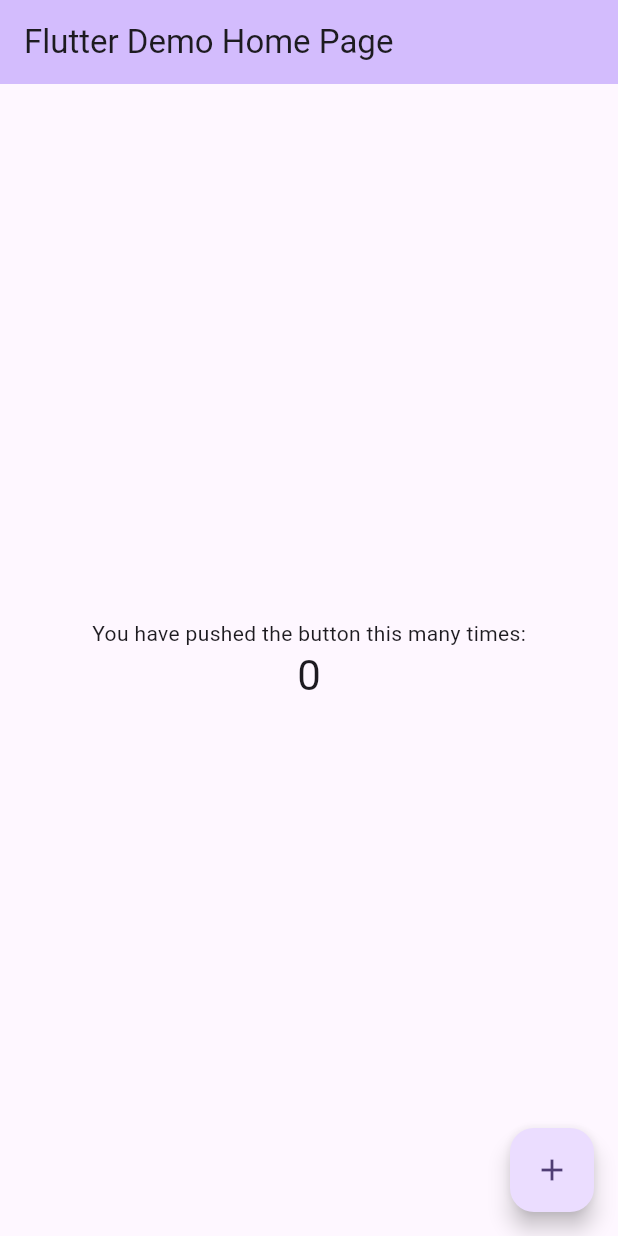
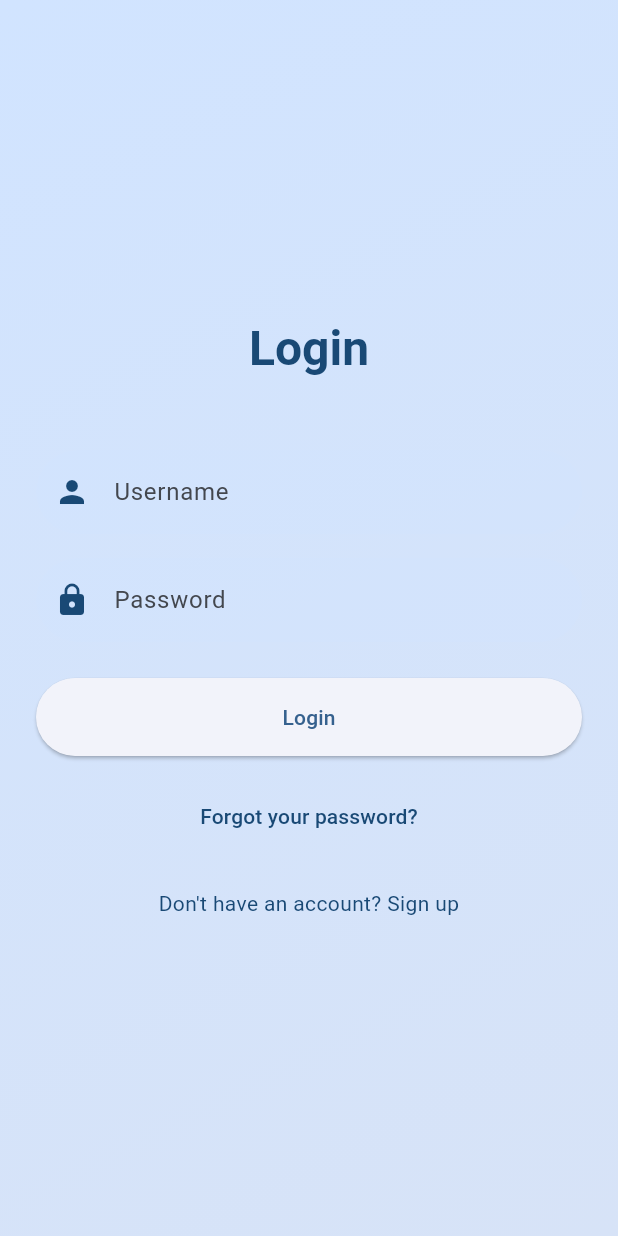
Before and after one commit to Eizen94/uts_2023130033, a Flutter app: the screen it shows after launch, on a phone screen of 412 x 824 dp. Run offline on Flutter 3.47's test engine with Material 3 defaults, Android fonts, the phone set to English and light mode, and no system bars.

```diff
--- /dev/null
+++ b/lib/home_screen.dart
@@ -0,0 +1,21 @@
+import 'package:flutter/material.dart';
+
+class HomeScreen extends StatelessWidget {
+  const HomeScreen({super.key});
+
+  @override
+  Widget build(BuildContext context) {
+    return Scaffold(
+      appBar: AppBar(
+        title: const Text('Home'),
+        backgroundColor: Theme.of(context).colorScheme.inversePrimary,
+      ),
+      body: Center(
+        child: Text(
+          'Welcome to the Home Screen!',
+          style: Theme.of(context).textTheme.headlineSmall,
+        ),
+      ),
+    );
+  }
+}
--- /dev/null
+++ b/lib/login_screen.dart
@@ -0,0 +1,118 @@
+import 'package:flutter/material.dart';
+import 'home_screen.dart';
+
+class LoginScreen extends StatefulWidget {
+  const LoginScreen({super.key});
+
+  @override
+  State<LoginScreen> createState() => _LoginScreenState();
+}
+
+class _LoginScreenState extends State<LoginScreen> {
+  final _usernameController = TextEditingController();
+  final _passwordController = TextEditingController();
+
+  @override
+  void dispose() {
+    _usernameController.dispose();
+    _passwordController.dispose();
+    super.dispose();
+  }
+
+  @override
+  Widget build(BuildContext context) {
+    return Scaffold(
+      body: Container(
+        decoration: BoxDecoration(
+          gradient: LinearGradient(
+            begin: Alignment.topLeft,
+            end: Alignment.bottomRight,
+            colors: [
+              Theme.of(context).colorScheme.primaryContainer,
+              Theme.of(context).colorScheme.secondaryContainer,
+            ],
+          ),
+        ),
+        child: SafeArea(
+          child: Padding(
+            padding: const EdgeInsets.symmetric(horizontal: 24.0),
+            child: Column(
+              mainAxisAlignment: MainAxisAlignment.center,
+              crossAxisAlignment: CrossAxisAlignment.stretch,
+              children: [
+                Text(
+                  'Login',
+                  style: Theme.of(context).textTheme.headlineLarge?.copyWith(
+                    color: Theme.of(context).colorScheme.onPrimaryContainer,
+                    fontWeight: FontWeight.bold,
+                  ),
+                  textAlign: TextAlign.center,
+                ),
+                const SizedBox(height: 48.0),
+                TextField(
+                  controller: _usernameController,
+                  decoration: InputDecoration(
+                    hintText: 'Username',
+                    prefixIcon: Icon(Icons.person, color: Theme.of(context).colorScheme.onPrimaryContainer),
+                    filled: true,
+                    fillColor: Theme.of(context).colorScheme.primaryContainer.withOpacity(0.3),
+                    border: OutlineInputBorder(
+                      borderRadius: BorderRadius.circular(30),
+                      borderSide: BorderSide.none,
+                    ),
+                  ),
+                ),
+                const SizedBox(height: 16.0),
+                TextField(
+                  controller: _passwordController,
+                  obscureText: true,
+                  decoration: InputDecoration(
+                    hintText: 'Password',
+                    prefixIcon: Icon(Icons.lock, color: Theme.of(context).colorScheme.onPrimaryContainer),
+                    filled: true,
+                    fillColor: Theme.of(context).colorScheme.primaryContainer.withOpacity(0.3),
+                    border: OutlineInputBorder(
+                      borderRadius: BorderRadius.circular(30),
+                      borderSide: BorderSide.none,
+                    ),
+                  ),
+                ),
+                const SizedBox(height: 24.0),
+                ElevatedButton(
+                  onPressed: () {
+                    Navigator.of(context).pushReplacement(
+                      MaterialPageRoute(builder: (context) => const HomeScreen()),
+                    );
+                  },
+                  style: ElevatedButton.styleFrom(
+                    padding: const EdgeInsets.symmetric(vertical: 16),
+                    shape: RoundedRectangleBorder(
+                      borderRadius: BorderRadius.circular(30),
+                    ),
+                  ),
+                  child: const Text('Login'),
+                ),
+                const SizedBox(height: 16.0),
+                TextButton(
+                  onPressed: () {
+                    // Implement forgot password functionality
+                  },
+                  child: Text(
+                    'Forgot your password?',
+                    style: TextStyle(color: Theme.of(context).colorScheme.onPrimaryContainer),
+                  ),
+                ),
+                const SizedBox(height: 24.0),
+                Text(
+                  'Don\'t have an account? Sign up',
+                  style: TextStyle(color: Theme.of(context).colorScheme.onPrimaryContainer),
+                  textAlign: TextAlign.center,
+                ),
+              ],
+            ),
+          ),
+        ),
+      ),
+    );
+  }
+}
--- a/lib/main.dart
+++ b/lib/main.dart
@@ -1,4 +1,5 @@
 import 'package:flutter/material.dart';
+import 'login_screen.dart';
 
 void main() {
   runApp(const MyApp());
@@ -7,119 +8,16 @@ void main() {
 class MyApp extends StatelessWidget {
   const MyApp({super.key});
 
-  // This widget is the root of your application.
+
   @override
   Widget build(BuildContext context) {
     return MaterialApp(
-      title: 'Flutter Demo',
+      title: 'Flutter Login Demo',
       theme: ThemeData(
-        // This is the theme of your application.
-        //
-        // TRY THIS: Try running your application with "flutter run". You'll see
-        // the application has a purple toolbar. Then, without quitting the app,
-        // try changing the seedColor in the colorScheme below to Colors.green
-        // and then invoke "hot reload" (save your changes or press the "hot
-        // reload" button in a Flutter-supported IDE, or press "r" if you used
-        // the command line to start the app).
-        //
-        // Notice that the counter didn't reset back to zero; the application
-        // state is not lost during the reload. To reset the state, use hot
-        // restart instead.
-        //
-        // This works for code too, not just values: Most code changes can be
-        // tested with just a hot reload.
-        colorScheme: ColorScheme.fromSeed(seedColor: Colors.deepPurple),
+        colorScheme: ColorScheme.fromSeed(seedColor: Colors.blue),
         useMaterial3: true,
       ),
-      home: const MyHomePage(title: 'Flutter Demo Home Page'),
+      home: const LoginScreen(),
     );
   }
 }
-
-class MyHomePage extends StatefulWidget {
-  const MyHomePage({super.key, required this.title});
-
-  // This widget is the home page of your application. It is stateful, meaning
-  // that it has a State object (defined below) that contains fields that affect
-  // how it looks.
-
-  // This class is the configuration for the state. It holds the values (in this
-  // case the title) provided by the parent (in this case the App widget) and
-  // used by the build method of the State. Fields in a Widget subclass are
-  // always marked "final".
-
-  final String title;
-
-  @override
-  State<MyHomePage> createState() => _MyHomePageState();
-}
-
-class _MyHomePageState extends State<MyHomePage> {
-  int _counter = 0;
-
-  void _incrementCounter() {
-    setState(() {
-      // This call to setState tells the Flutter framework that something has
-      // changed in this State, which causes it to rerun the build method below
-      // so that the display can reflect the updated values. If we changed
-      // _counter without calling setState(), then the build method would not be
-      // called again, and so nothing would appear to happen.
-      _counter++;
-    });
-  }
-
-  @override
-  Widget build(BuildContext context) {
-    // This method is rerun every time setState is called, for instance as done
-    // by the _incrementCounter method above.
-    //
-    // The Flutter framework has been optimized to make rerunning build methods
-    // fast, so that you can just rebuild anything that needs updating rather
-    // than having to individually change instances of widgets.
-    return Scaffold(
-      appBar: AppBar(
-        // TRY THIS: Try changing the color here to a specific color (to
-        // Colors.amber, perhaps?) and trigger a hot reload to see the AppBar
-        // change color while the other colors stay the same.
-        backgroundColor: Theme.of(context).colorScheme.inversePrimary,
-        // Here we take the value from the MyHomePage object that was created by
-        // the App.build method, and use it to set our appbar title.
-        title: Text(widget.title),
-      ),
-      body: Center(
-        // Center is a layout widget. It takes a single child and positions it
-        // in the middle of the parent.
-        child: Column(
-          // Column is also a layout widget. It takes a list of children and
-          // arranges them vertically. By default, it sizes itself to fit its
-          // children horizontally, and tries to be as tall as its parent.
-          //
-          // Column has various properties to control how it sizes itself and
-          // how it positions its children. Here we use mainAxisAlignment to
-          // center the children vertically; the main axis here is the vertical
-          // axis because Columns are vertical (the cross axis would be
-          // horizontal).
-          //
-          // TRY THIS: Invoke "debug painting" (choose the "Toggle Debug Paint"
-          // action in the IDE, or press "p" in the console), to see the
-          // wireframe for each widget.
-          mainAxisAlignment: MainAxisAlignment.center,
-          children: <Widget>[
-            const Text(
-              'You have pushed the button this many times:',
-            ),
-            Text(
-              '$_counter',
-              style: Theme.of(context).textTheme.headlineMedium,
-            ),
-          ],
-        ),
-      ),
-      floatingActionButton: FloatingActionButton(
-        onPressed: _incrementCounter,
-        tooltip: 'Increment',
-        child: const Icon(Icons.add),
-      ), // This trailing comma makes auto-formatting nicer for build methods.
-    );
-  }
-}
```
Also changed, not shown: 1 other file.
